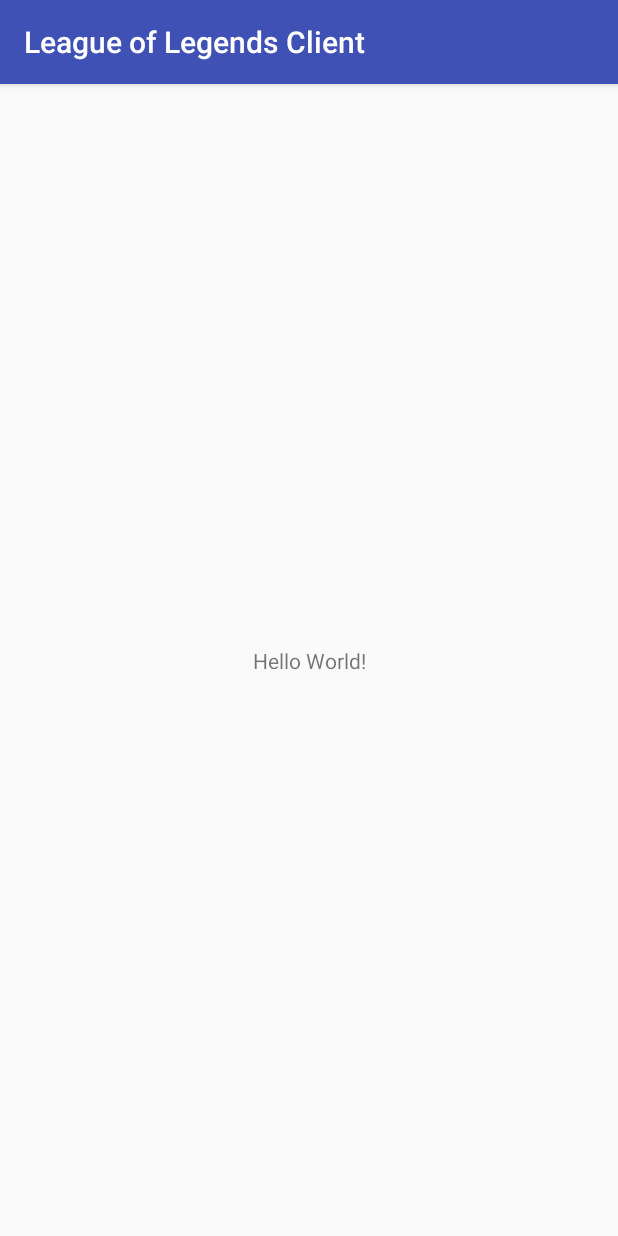
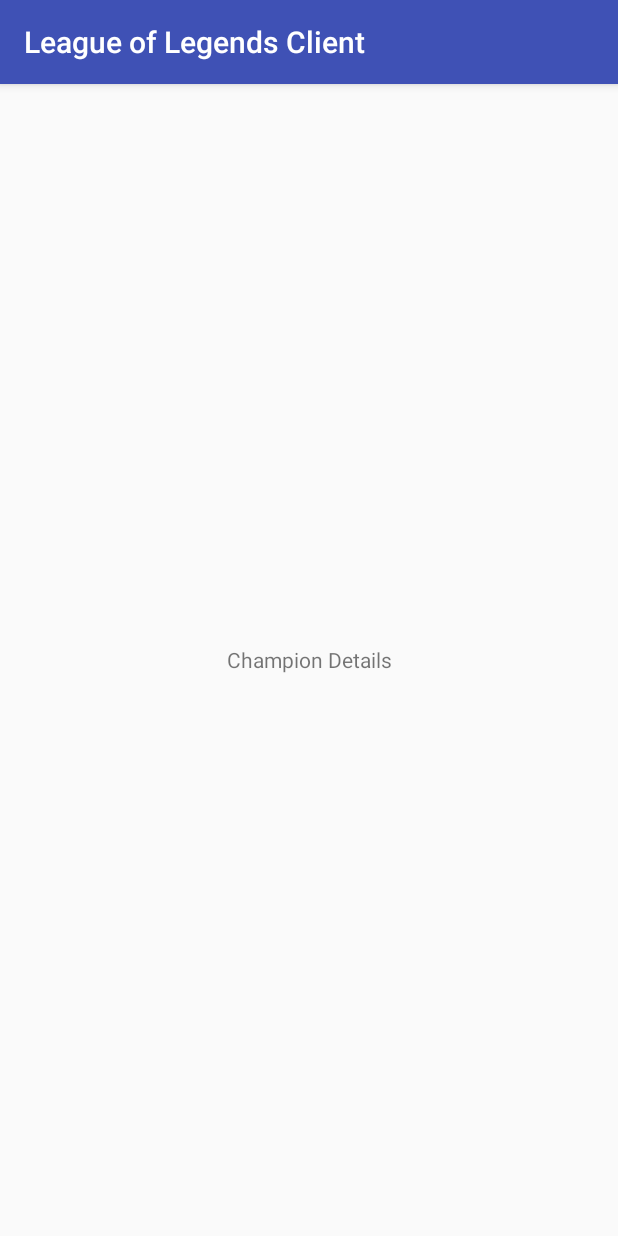
Before and after one commit to tjevicki/lol-android-client, an Android app: the screen it shows after launch (MainActivity), on a phone screen of 412 x 824 dp. Run offline under Robolectric (Android 15) with nearby library versions, the phone set to English and light mode, and no system bars.

Commit message:
Create Champion details fragment

```diff
--- /dev/null
+++ b/app/src/main/java/com/tjevicki/lolclient/ChampionDetailsFragment.java
@@ -0,0 +1,23 @@
+package com.tjevicki.lolclient;
+
+import android.os.Bundle;
+import android.support.annotation.NonNull;
+import android.support.annotation.Nullable;
+import android.support.v4.app.Fragment;
+import android.view.LayoutInflater;
+import android.view.View;
+import android.view.ViewGroup;
+
+/**
+ * Created by tjevi on 29-Jan-18.
+ */
+
+public class ChampionDetailsFragment extends Fragment {
+    @Nullable
+    @Override
+    public View onCreateView(@NonNull LayoutInflater inflater, @Nullable ViewGroup container, @Nullable Bundle savedInstanceState) {
+        View view = inflater.inflate(R.layout.champion_details_fragment, container, false);
+
+        return view;
+    }
+}
--- a/app/src/main/java/com/tjevicki/lolclient/MainActivity.java
+++ b/app/src/main/java/com/tjevicki/lolclient/MainActivity.java
@@ -1,5 +1,7 @@
 package com.tjevicki.lolclient;
 
+import android.support.v4.app.FragmentManager;
+import android.support.v4.app.FragmentTransaction;
 import android.support.v7.app.AppCompatActivity;
 import android.os.Bundle;
 
@@ -9,5 +11,10 @@ public class MainActivity extends AppCompatActivity {
     protected void onCreate(Bundle savedInstanceState) {
         super.onCreate(savedInstanceState);
         setContentView(R.layout.activity_main);
+
+        FragmentManager fragmentManager = getSupportFragmentManager();
+        FragmentTransaction fragmentTransaction = fragmentManager.beginTransaction();
+        fragmentTransaction.replace(R.id.fragment_container, new ChampionDetailsFragment());
+        fragmentTransaction.commit();
     }
 }
--- a/app/src/main/res/layout/activity_main.xml
+++ b/app/src/main/res/layout/activity_main.xml
@@ -1,19 +1,13 @@
 <?xml version="1.0" encoding="utf-8"?>
-<android.support.constraint.ConstraintLayout
+<FrameLayout
     xmlns:android="http://schemas.android.com/apk/res/android"
     xmlns:app="http://schemas.android.com/apk/res-auto"
     xmlns:tools="http://schemas.android.com/tools"
+    android:id="@+id/fragment_container"
     android:layout_width="match_parent"
     android:layout_height="match_parent"
     tools:context="com.tjevicki.lolclient.MainActivity">
 
-    <TextView
-        android:layout_width="wrap_content"
-        android:layout_height="wrap_content"
-        android:text="Hello World!"
-        app:layout_constraintBottom_toBottomOf="parent"
-        app:layout_constraintLeft_toLeftOf="parent"
-        app:layout_constraintRight_toRightOf="parent"
-        app:layout_constraintTop_toTopOf="parent"/>
 
-</android.support.constraint.ConstraintLayout>
+
+</FrameLayout>
--- /dev/null
+++ b/app/src/main/res/layout/champion_details_fragment.xml
@@ -0,0 +1,13 @@
+<?xml version="1.0" encoding="utf-8"?>
+<android.support.constraint.ConstraintLayout
+    xmlns:android="http://schemas.android.com/apk/res/android"
+    android:layout_width="match_parent"
+    android:layout_height="match_parent">
+
+    <TextView
+        android:layout_width="match_parent"
+        android:layout_height="match_parent"
+        android:gravity="center"
+        android:text="Champion Details"/>
+
+</android.support.constraint.ConstraintLayout>
```
